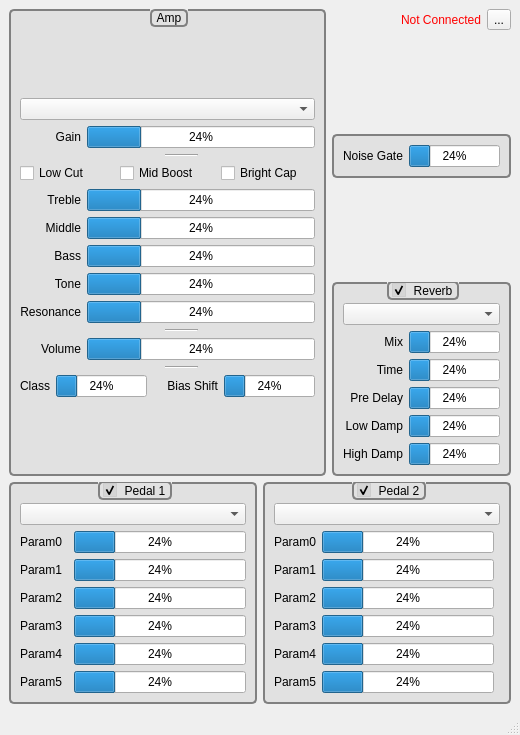
This is resources/ui/main_win.ui in Houston4444/OsciTronix as Qt 5 draws it before an edit. The edited form follows.
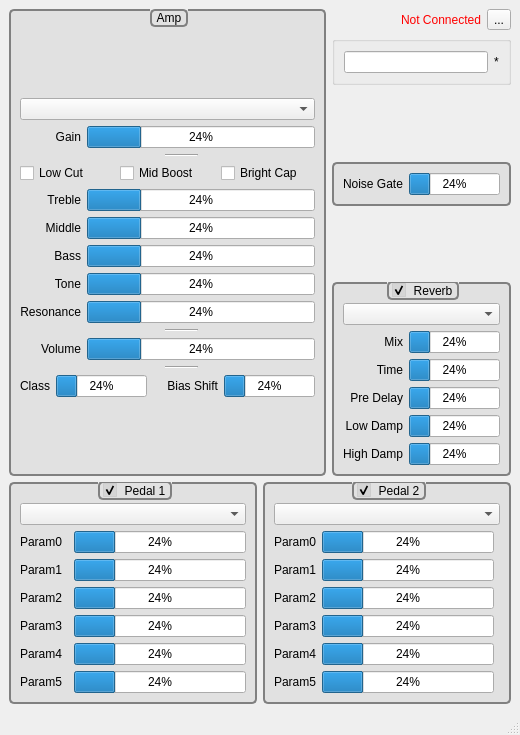
This is the edited form. Icons and pictures are not drawn. Custom widgets are drawn as their Qt base class.

```diff
--- a/resources/ui/main_win.ui
+++ b/resources/ui/main_win.ui
@@ -333,6 +333,33 @@
           </item>
          </layout>
         </item>
+        <item>
+         <widget class="QGroupBox" name="groupBox_2">
+          <property name="title">
+           <string/>
+          </property>
+          <layout class="QVBoxLayout" name="verticalLayout_4">
+           <item>
+            <layout class="QHBoxLayout" name="horizontalLayout_7">
+             <item>
+              <widget class="QLineEdit" name="lineEditProgramName">
+               <property name="readOnly">
+                <bool>true</bool>
+               </property>
+              </widget>
+             </item>
+             <item>
+              <widget class="QLabel" name="labelProgramModified">
+               <property name="text">
+                <string>*</string>
+               </property>
+              </widget>
+             </item>
+            </layout>
+           </item>
+          </layout>
+         </widget>
+        </item>
         <item>
          <spacer name="verticalSpacer_2">
           <property name="orientation">
```
